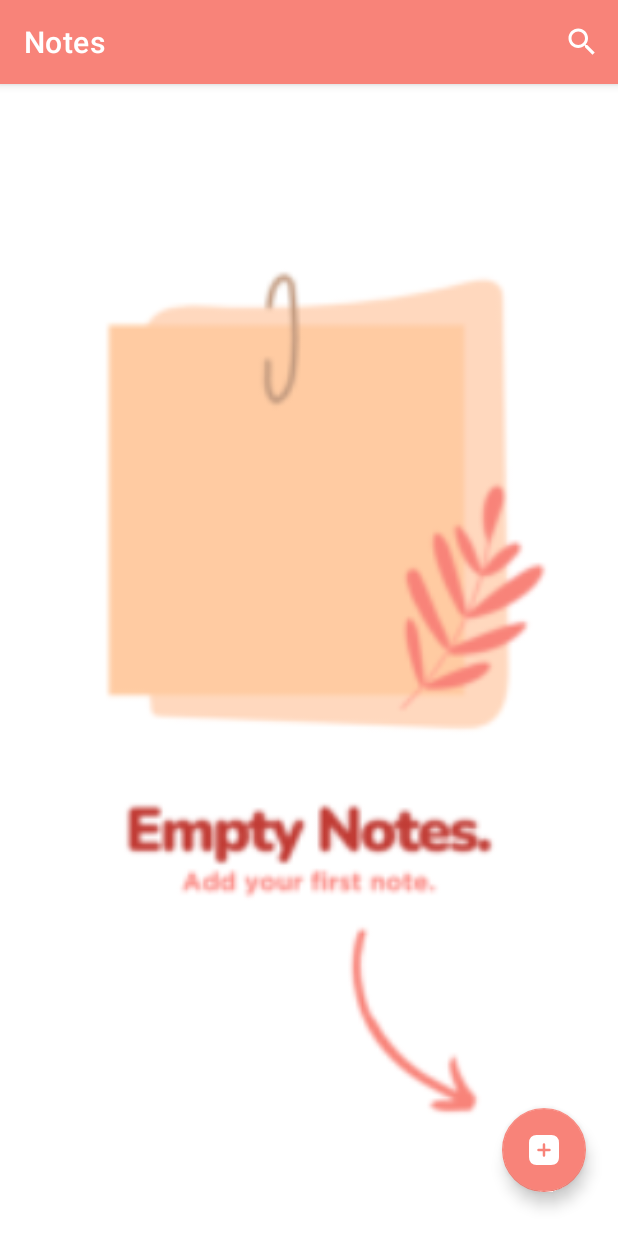
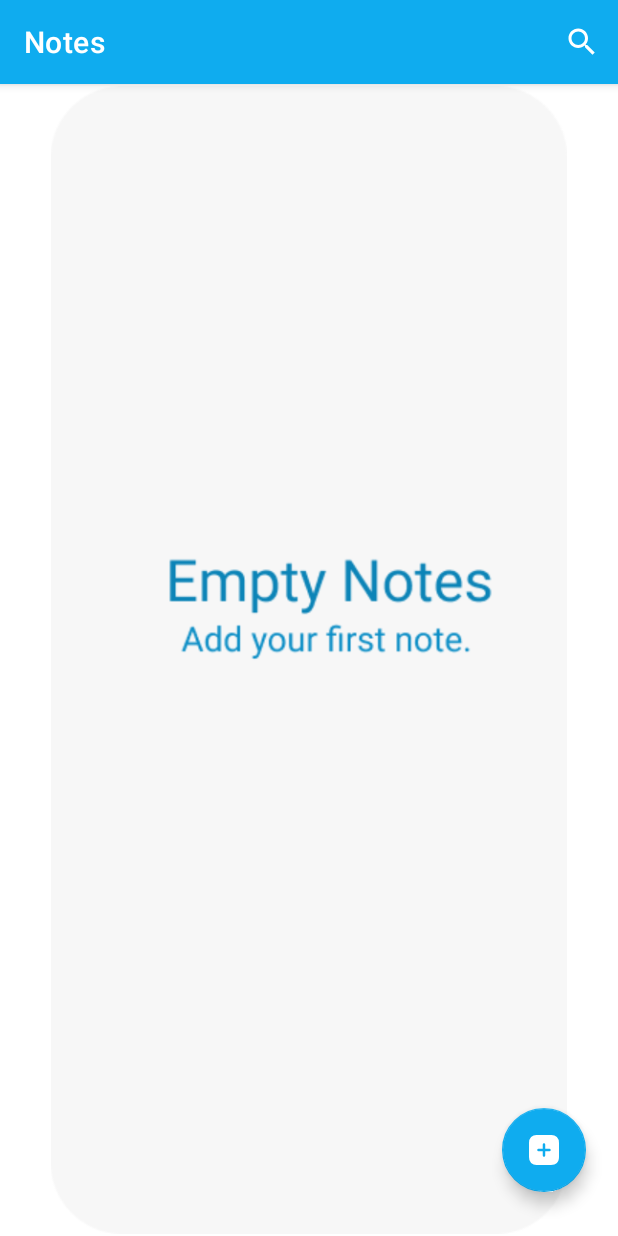
Before and after one commit to Dineshprabha/Notes, an Android app: the screen it shows after launch (MainActivity), on a phone screen of 412 x 824 dp. Run offline under Robolectric (Android 15) with nearby library versions, the phone set to English and light mode, and no system bars; our stand-ins replace Room's generated code, data binding.

Commit message:
Changed colors

```diff
--- a/app/src/main/res/layout/fragment_home.xml
+++ b/app/src/main/res/layout/fragment_home.xml
@@ -38,7 +38,7 @@
             android:layout_height="match_parent"
             android:id="@+id/emptyNotesImage"
             android:visibility="gone"
-            android:src="@drawable/empty_bkg"/>
+            android:src="@drawable/spalsh"/>
 
     </androidx.constraintlayout.widget.ConstraintLayout>
 </layout>
--- a/app/src/main/res/layout/note_layout.xml
+++ b/app/src/main/res/layout/note_layout.xml
@@ -22,7 +22,7 @@
                 android:layout_height="0dp"
                 android:id="@+id/noteTitle"
                 android:layout_weight="200"
-                android:textColor="@color/red"
+                android:textColor="@color/black"
                 android:fontFamily="@font/roboto_regular"
                 android:text="Note Title"
                 android:textStyle="bold"
--- a/app/src/main/res/values-night/themes.xml
+++ b/app/src/main/res/values-night/themes.xml
@@ -2,12 +2,12 @@
     <!-- Base application theme. -->
     <style name="Base.Theme.Notes" parent="Theme.MaterialComponents.DayNight.DarkActionBar">
         <!-- Primary brand color. -->
-        <item name="colorPrimary">@color/pink</item>
-        <item name="colorPrimaryVariant">@color/pink</item>
+        <item name="colorPrimary">@color/gray</item>
+        <item name="colorPrimaryVariant">@color/darkGray</item>
         <item name="colorOnPrimary">@color/white</item>
         <!-- Secondary brand color. -->
-        <item name="colorSecondary">@color/pink</item>
-        <item name="colorSecondaryVariant">@color/pink</item>
+        <item name="colorSecondary">@color/gray</item>
+        <item name="colorSecondaryVariant">@color/darkGray</item>
         <item name="colorOnSecondary">@color/black</item>
         <!-- Status bar color. -->
         <item name="android:statusBarColor">?attr/colorPrimaryVariant</item>
--- a/app/src/main/res/values/colors.xml
+++ b/app/src/main/res/values/colors.xml
@@ -2,8 +2,8 @@
 <resources>
     <color name="black">#FF000000</color>
     <color name="white">#FFFFFFFF</color>
-    <color name="pink">#F88379</color>
+    <color name="pink">#0FACEF</color>
     <color name="red">#c13b34</color>
-    <color name="gray">#515050</color>
-    <color name="darkGray">#434140</color>
+    <color name="gray">#aaa</color>
+    <color name="darkGray">#FF424242</color>
 </resources>
```
Also changed, not shown: app/src/main/res/drawable/spalsh.png (added).
